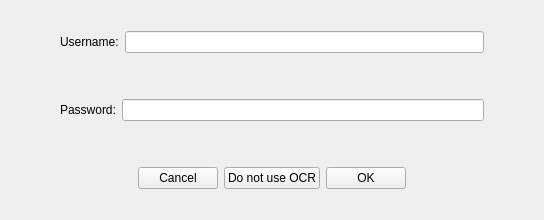
This is gui/input_key.ui in louis845/COMP2012H_Project as Qt 5 draws it before an edit. The edited form follows.
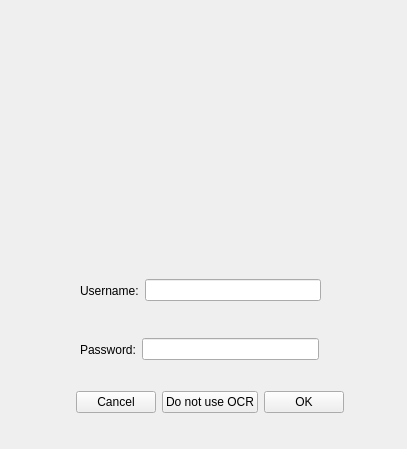
This is the edited form. Icons and pictures are not drawn.

Patch:
```diff
--- a/gui/input_key.ui
+++ b/gui/input_key.ui
@@ -6,16 +6,28 @@
    <rect>
     <x>0</x>
     <y>0</y>
-    <width>544</width>
-    <height>220</height>
+    <width>407</width>
+    <height>449</height>
    </rect>
   </property>
   <property name="windowTitle">
    <string>Form</string>
   </property>
-  <layout class="QVBoxLayout" name="verticalLayout">
-   <item>
     <widget class="QWidget" name="widget" native="true">
+   <property name="geometry">
+    <rect>
+     <x>40</x>
+     <y>260</y>
+     <width>321</width>
+     <height>61</height>
+    </rect>
+   </property>
+   <property name="minimumSize">
+    <size>
+     <width>1</width>
+     <height>1</height>
+    </size>
+   </property>
      <layout class="QHBoxLayout" name="horizontalLayout">
       <item>
        <spacer name="horizontalSpacer">
@@ -62,9 +74,21 @@
       </item>
      </layout>
     </widget>
-   </item>
-   <item>
     <widget class="QWidget" name="widget_2" native="true">
+   <property name="geometry">
+    <rect>
+     <x>40</x>
+     <y>314</y>
+     <width>319</width>
+     <height>71</height>
+    </rect>
+   </property>
+   <property name="minimumSize">
+    <size>
+     <width>0</width>
+     <height>0</height>
+    </size>
+   </property>
      <layout class="QHBoxLayout" name="horizontalLayout_2">
       <item>
        <spacer name="horizontalSpacer_3">
@@ -114,9 +138,15 @@
       </item>
      </layout>
     </widget>
-   </item>
-   <item>
     <widget class="QWidget" name="widget_3" native="true">
+   <property name="geometry">
+    <rect>
+     <x>40</x>
+     <y>380</y>
+     <width>341</width>
+     <height>44</height>
+    </rect>
+   </property>
      <layout class="QHBoxLayout" name="horizontalLayout_3">
       <item>
        <spacer name="horizontalSpacer_5">
@@ -167,9 +197,38 @@
       </item>
      </layout>
     </widget>
-   </item>
-  </layout>
- </widget>
- <resources/>
+  <widget class="QWidget" name="widget_4" native="true">
+   <property name="geometry">
+    <rect>
+     <x>30</x>
+     <y>20</y>
+     <width>341</width>
+     <height>241</height>
+    </rect>
+   </property>
+   <widget class="QLabel" name="label">
+    <property name="geometry">
+     <rect>
+      <x>10</x>
+      <y>10</y>
+      <width>321</width>
+      <height>191</height>
+     </rect>
+    </property>
+    <property name="text">
+     <string/>
+    </property>
+    <property name="pixmap">
+     <pixmap resource="res.qrc">:/rsc/transparent_logo.png</pixmap>
+    </property>
+    <property name="alignment">
+     <set>Qt::AlignCenter</set>
+    </property>
+   </widget>
+  </widget>
+ </widget>
+ <resources>
+  <include location="res.qrc"/>
+ </resources>
  <connections/>
 </ui>
```
Lines whose indentation alone changed are shown as unchanged.
